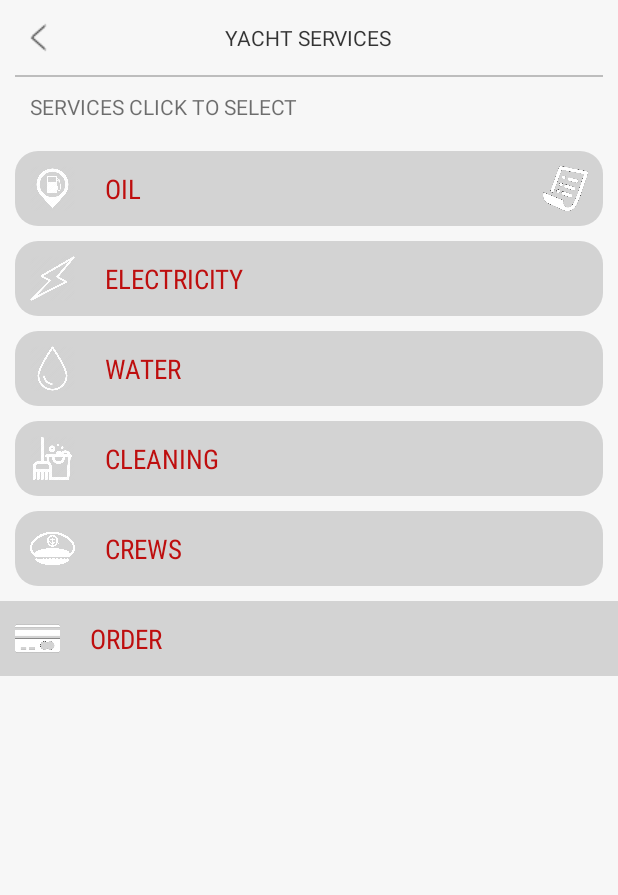
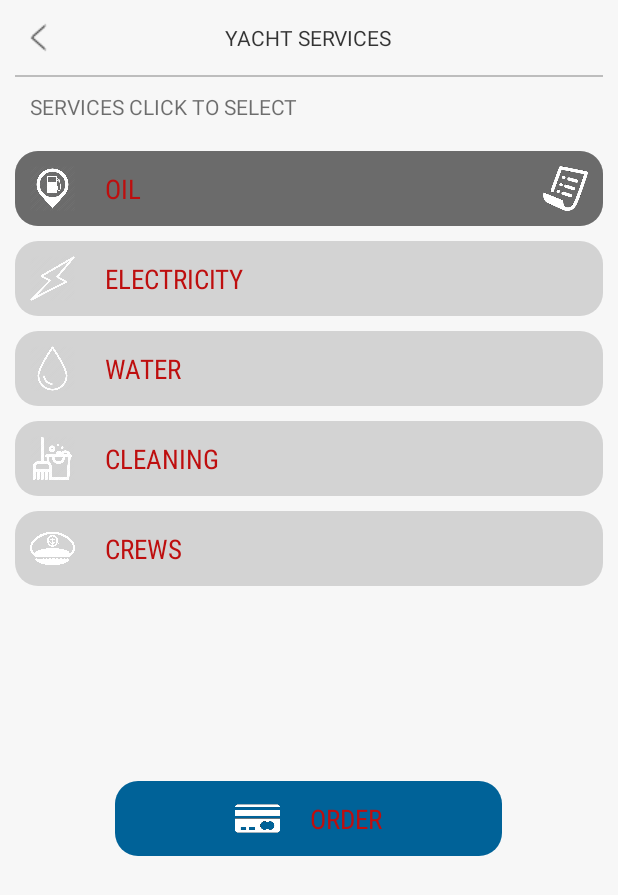
Before and after one commit to vlatkosemos/PortoMontenegro2, an Android app: the YachtServices screen opened directly, with no data from a screen before it, after a tap on "OIL", on a phone screen of 412 x 824 dp. Shown: the top 895 px of the screen. Run offline under Robolectric (Android 15) with nearby library versions, the phone set to English and light mode, and no system bars; our stand-ins replace Picasso; pictures from the network do not load.

Commit message:
Merge remote-tracking branch 'origin/master'
# Conflicts:
#	app/src/main/java/com/example/dimit/portomontenegro/adapters/ListFacilitiesAdapter.java
#	app/src/main/res/layout/facilities_item.xml

```diff
--- a/app/src/main/java/com/example/dimit/portomontenegro/adapters/ListServicesAdapter.java
+++ b/app/src/main/java/com/example/dimit/portomontenegro/adapters/ListServicesAdapter.java
@@ -56,7 +56,7 @@ public class ListServicesAdapter  extends ArrayAdapter<ZFacilities> {
 
             if(RLayout == R.layout.services_item)
             {
-                LinearLayout llOpenTehaterEvent=(LinearLayout) v.findViewById(R.id.llOpenTheaterEvent);
+                final LinearLayout llOpenTehaterEvent=(LinearLayout) v.findViewById(R.id.llOpenTheaterEvent);
                 TextView txtTitle=(TextView) v.findViewById(R.id.txtTitle);
                 ImageView imgSrc = (ImageView) v.findViewById(R.id.imageSrc);
                 final ImageView imgOrder = (ImageView) v.findViewById(R.id.ordericon);
@@ -79,9 +79,10 @@ public class ListServicesAdapter  extends ArrayAdapter<ZFacilities> {
                         @Override
                         public void onClick(View v) {
                             if(imgOrder.getVisibility() == View.GONE){
-
+                                llOpenTehaterEvent.setBackgroundResource(R.drawable.grayfaciselected);
                                 imgOrder.setVisibility(View.VISIBLE);
                             }else {
+                                llOpenTehaterEvent.setBackgroundResource(R.drawable.grayfaci);
                                 imgOrder.setVisibility(View.GONE);
                             }
                         }
--- a/app/src/main/res/layout/activity_yacht_services.xml
+++ b/app/src/main/res/layout/activity_yacht_services.xml
@@ -126,39 +126,44 @@
         <LinearLayout
             android:id="@+id/orderBtn"
             android:onClick="popUpOrder"
-            android:layout_width="match_parent"
+            android:layout_width="wrap_content"
             android:orientation="vertical"
-            android:background="#d3d3d3"
+            android:background="@drawable/blue2"
             android:layout_height="wrap_content"
-            android:layout_gravity="end|bottom"
+            android:layout_gravity="center"
+            android:layout_marginTop="120dp"
+            android:paddingLeft="70dp"
+            android:paddingRight="70dp"
+            >
 
-            >
             <LinearLayout
                 android:id="@+id/llOpenTheaterEvent"
                 android:layout_width="match_parent"
                 android:layout_height="wrap_content"
                 android:orientation="horizontal"
+
                 >
 
                 <ImageView
                     android:id="@+id/imagorder"
                     android:layout_width="30dp"
+                    android:layout_height="30dp"
                     android:layout_margin="10dp"
-                    android:layout_height="30dp"
-                    android:src="@drawable/creditcardicon"
-                    android:scaleType="fitXY" />
+                    android:scaleType="fitXY"
+                    android:src="@drawable/creditcardicon" />
+
                 <TextView
-                    android:paddingLeft="10dp"
-                    android:paddingRight="10dp"
                     android:id="@+id/txtTitle"
                     android:layout_width="wrap_content"
+                    android:layout_height="wrap_content"
+                    android:layout_gravity="center_vertical"
                     android:layout_weight="1"
-                    android:layout_height="wrap_content"
                     android:ellipsize="end"
                     android:fontFamily="sans-serif-condensed"
                     android:gravity="left"
-                    android:layout_gravity="center_vertical"
                     android:maxLines="2"
+                    android:paddingLeft="10dp"
+                    android:paddingRight="10dp"
                     android:text="order"
                     android:textAllCaps="true"
                     android:textColor="#be0e0e"
--- a/app/src/main/res/layout/facilities_item.xml
+++ b/app/src/main/res/layout/facilities_item.xml
@@ -10,6 +10,7 @@
         android:layout_width="match_parent"
         android:orientation="vertical"
         android:background="@drawable/grayfaci"
+        android:layout_margin="4dp"
         android:layout_height="wrap_content">
         <LinearLayout
             android:id="@+id/llOpenTheaterEvent"
```
